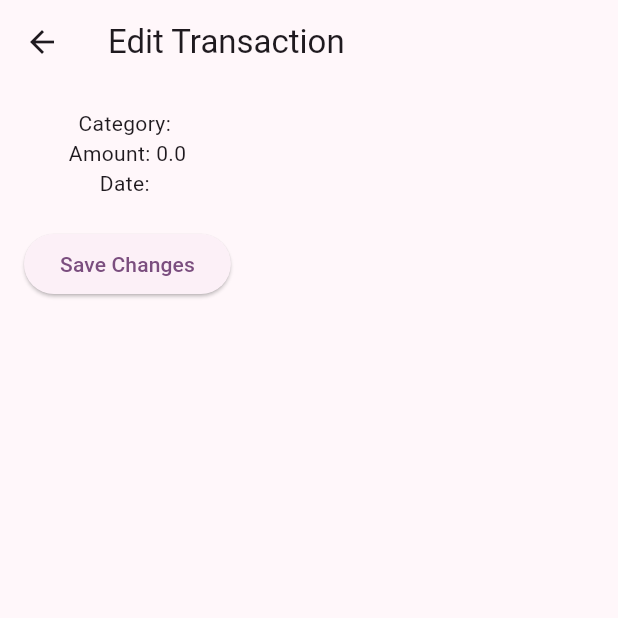
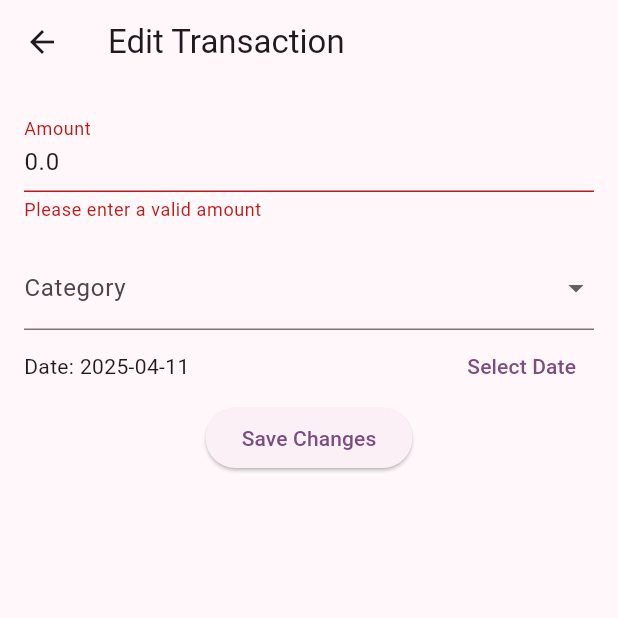
Before and after one commit to daniyar104/cash-mobile, a Flutter app: the EditTransactionScreen screen opened directly with empty values, after a tap on "Save Changes", on a phone screen of 412 x 824 dp, the top half of it. Run offline on Flutter 3.47's test engine with Material 3 defaults, Android fonts, the phone set to English and light mode, and no system bars; our stand-ins replace sembast, shared_preferences, sqflite, syncfusion_flutter_charts; accounts and stored records are empty; statements that could not run were skipped.

Commit message:
(add): Updated the transaction change page and its logic

```diff
--- a/lib/db/app_database_helper.dart
+++ b/lib/db/app_database_helper.dart
@@ -28,4 +28,5 @@ abstract class AppDatabaseHelper {
   Future<double> getUserIncomeTotal(int userId);
 
   Future<double> getTotalSpentOnFood(int userId);
+  Future<double> getTotalSpentOnFoodForCurrentMonth(int userId);
 }
--- a/lib/db/database_helper.dart
+++ b/lib/db/database_helper.dart
@@ -1,3 +1,4 @@
+import 'package:intl/intl.dart';
 import 'package:sqflite/sqflite.dart';
 import 'package:path/path.dart';
 import '../models/TransactionModel.dart';
@@ -250,6 +251,25 @@ class DataBaseHelper implements AppDatabaseHelper {
     return (total != null) ? (total as num).toDouble() : 0.0;
   }
 
+  @override
+  Future<double> getTotalSpentOnFoodForCurrentMonth(int userId) async {
+    final db = await database;
+    final result = await db.rawQuery(
+      '''
+      SELECT SUM(amount) as total
+      FROM transactions
+      WHERE user_id = ? AND type = 'expense' AND category = 'Food' AND date BETWEEN ? AND ?
+      ''',
+      [userId, '2025-04-01', '2025-04-31'],
+    );
+
+    final total = result.first['total'];
+    return total != null ? (total as num).toDouble() : 0.0;
+  }
+
+
+
+
 
   @override
   Future<void> init() async {
--- a/lib/models/TransactionModel.dart
+++ b/lib/models/TransactionModel.dart
@@ -40,4 +40,24 @@ class TransactionModel {
       type: map['type'],
     );
   }
+  TransactionModel copyWith({
+    int? id,
+    double? amount,
+    String? date,
+    String? category,
+    String? type,
+    String? title,
+    int? userId,
+  }) {
+    return TransactionModel(
+      id: id ?? this.id,
+      amount: amount ?? this.amount,
+      date: date ?? this.date,
+      category: category ?? this.category,
+      type: type ?? this.type,
+      title: title ?? this.title,
+      userId: userId ?? this.userId,
+    );
+  }
+
 }
--- a/lib/screens/ExpenseInputScreen.dart
+++ b/lib/screens/ExpenseInputScreen.dart
@@ -46,7 +46,7 @@ class _ExpenseInputScreenState extends State<ExpenseInputScreen> {
       print("Amount cannot be zero");
       return;
     }
-    String formattedDate = DateFormat('dd-MM-yyyy').format(selectedDate);
+    String formattedDate = DateFormat('yyyy-MM-dd').format(selectedDate);
 
     TransactionModel transaction = TransactionModel(
       amount: amountValue,
--- a/lib/widgets/EditTransactionScreen.dart
+++ b/lib/widgets/EditTransactionScreen.dart
@@ -1,32 +1,123 @@
 import 'package:flutter/material.dart';
+import 'package:intl/intl.dart';
+import 'package:untitled1/db/app_database_helper.dart';
 import 'package:untitled1/models/TransactionModel.dart';
 
-class EditTransactionScreen extends StatelessWidget {
+import '../db/database_factory.dart';
+
+class EditTransactionScreen extends StatefulWidget {
   final TransactionModel transaction;
 
   const EditTransactionScreen({required this.transaction});
 
+  @override
+  State<EditTransactionScreen> createState() => _EditTransactionScreenState();
+}
+
+class _EditTransactionScreenState extends State<EditTransactionScreen> {
+  final _formKey = GlobalKey<FormState>();
+  final _amountController = TextEditingController();
+  DateTime _selectedDate = DateTime.now();
+  String _selectedCategory = 'Food';
+  final List<String> _categories = ['Food', 'Transportation', 'Entertainment', 'Shopping', 'Other'];
+
+  final AppDatabaseHelper _dbHelper = getDatabaseHelper();
+  @override
+  void initState() {
+    // TODO: implement initState
+    super.initState();
+    _amountController.text = widget.transaction.amount.toString();
+    _selectedDate = DateTime.parse(widget.transaction.date);
+    _selectedCategory = widget.transaction.category!;
+
+  }
+  Future<void> _pickDate() async {
+    final picked = await showDatePicker(
+      context: context,
+      initialDate: _selectedDate,
+      firstDate: DateTime(2020),
+      lastDate: DateTime(2100),
+    );
+
+    if (picked != null) {
+      setState(() {
+        _selectedDate = picked;
+      });
+    }
+  }
+
+  Future<void> _saveChanges() async {
+    if (_formKey.currentState!.validate()) {
+      final updatedTransaction = widget.transaction.copyWith(
+        amount: double.tryParse(_amountController.text) ?? 0.0,
+        category: _selectedCategory,
+        date: DateFormat('dd-MM-yyyy').format(_selectedDate),
+      );
+
+      await _dbHelper.updateTransaction(updatedTransaction);
+      Navigator.pop(context, updatedTransaction);
+    }
+  }
   @override
   Widget build(BuildContext context) {
     return Scaffold(
       appBar: AppBar(title: Text('Edit Transaction')),
       body: Padding(
         padding: const EdgeInsets.all(16),
+        child: Form(
+          key: _formKey,
           child: Column(
             children: [
-            Text('Category: ${transaction.category}'),
-            Text('Amount: ${transaction.amount}'),
-            Text('Date: ${transaction.date}'),
-            SizedBox(height: 20),
+              TextFormField(
+                controller: _amountController,
+                keyboardType: TextInputType.numberWithOptions(decimal: true),
+                decoration: InputDecoration(labelText: 'Amount'),
+                validator: (value) {
+                  if (value == null || value.isEmpty) {
+                    return 'Please enter an amount';
+                  }
+                  final amount = double.tryParse(value);
+                  if (amount == null || amount <= 0) {
+                    return 'Please enter a valid amount';
+                  }
+                  return null;
+                },
+              ),
+              const SizedBox(height: 16),
+              DropdownButtonFormField<String>(
+                value: _selectedCategory,
+                items: _categories.map((String category) {
+                  return DropdownMenuItem<String>(
+                    value: category,
+                    child: Text(category),
+                  );
+                }).toList(),
+                onChanged: (String? newValue) {
+                  setState(() {
+                    _selectedCategory = newValue!;
+                  });
+                },
+                decoration: InputDecoration(labelText: 'Category'),
+              ),
+              Row(
+                children: [
+                  Expanded(child: Text('Date: ${DateFormat('yyy-MM-dd').format(_selectedDate)}')),
+                  TextButton(
+                    onPressed: _pickDate,
+                    child: Text('Select Date'),
+                  ),
+                ],
+              ),
               ElevatedButton(
                 onPressed: () {
-                // TODO: Add form and save logic here
+                  _saveChanges();
                 },
                 child: Text('Save Changes'),
               )
             ],
           ),
         ),
+      ),
     );
   }
 }
--- a/lib/widgets/syncfusion/ExpensesChart.dart
+++ b/lib/widgets/syncfusion/ExpensesChart.dart
@@ -20,11 +20,18 @@ class _ExpensesChartState extends State<ExpensesChart> {
     final expenses = await _dbHelper.getUserExpenses(widget.userId);
     final Map<DateTime, double> grouped = {};
 
+    final now = DateTime.now();
+    final currentMonthStart = DateTime(now.year, now.month, 1);
+    final nextMonthStart = DateTime(now.year, now.month + 1, 1);
+
     for (var tx in expenses) {
-      final date = DateFormat('dd-MM-yyyy').parse(tx.date);
-      final dateStr = DateTime(date.year, date.month, date.day);
+      final date = DateFormat('yyyy-MM-dd').parse(tx.date);
+      if (date.isBefore(currentMonthStart) || date.isAfter(nextMonthStart.subtract(Duration(days: 1)))) {
+        continue;
+      }
 
-      grouped[dateStr] = (grouped[dateStr] ?? 0) + tx.amount;
+      final dateKey = DateTime(date.year, date.month, date.day);
+      grouped[dateKey] = (grouped[dateKey] ?? 0) + tx.amount;
     }
 
     final List<_DailyExpense> result = grouped.entries
@@ -34,6 +41,7 @@ class _ExpensesChartState extends State<ExpensesChart> {
     result.sort((a, b) => a.date.compareTo(b.date));
     return result;
   }
+
 
   @override
   Widget build(BuildContext context) {
```
Also changed, not shown: lib/db/sembast_database_helper.dart (+24 -0 lines), lib/widgets/totalCategory/TotalExpenseFood.dart (+5 -5 lines). Lines whose indentation alone changed are shown as unchanged.
